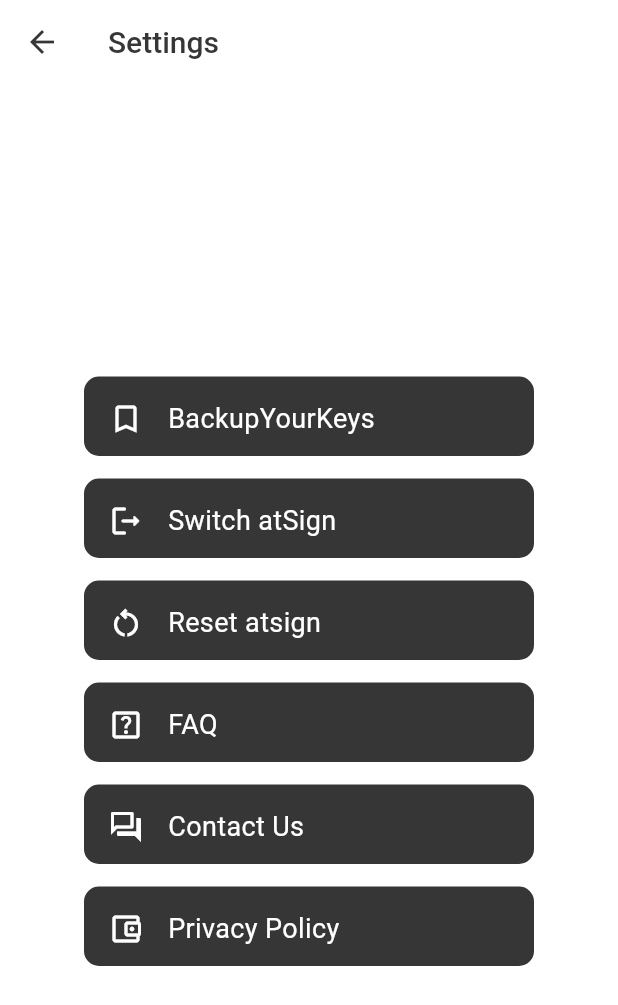
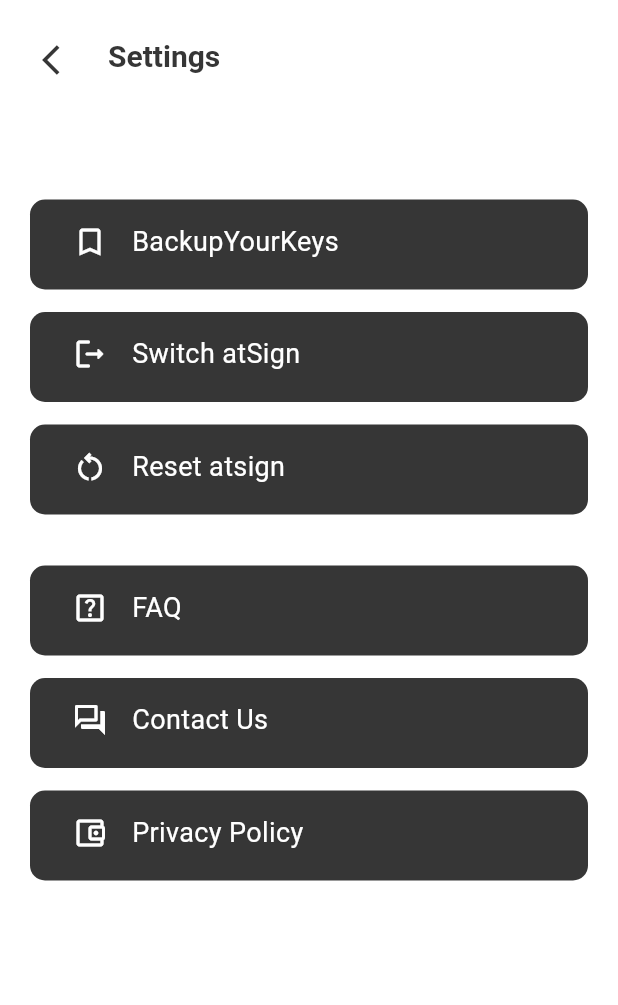
Before and after one commit to atsign-foundation/at_data_browser, a Flutter app: the SettingsScreen screen opened by its route, on a phone screen of 412 x 824 dp. Shown: the top 1005 px of the screen. Run offline on Flutter 3.47's test engine with Material 2 defaults, Android fonts, the phone set to English and light mode, and no system bars; our stand-ins replace flutter_riverpod, recase, shared_preferences; missing offline and left inert: at_app_flutter, at_backupkey_flutter, at_client_mobile, at_common_flutter, at_contact, at_contacts_flutter and 2 more; accounts and stored records are empty; generated files the repository leaves out were written again.

Commit message:
ui: update setting screen and settings_button component

```diff
--- a/lib/screens/settings_screen.dart
+++ b/lib/screens/settings_screen.dart
@@ -13,22 +13,37 @@ import '../widgets/switch_atsign.dart';
 class SettingsScreen extends StatelessWidget {
   const SettingsScreen({Key? key}) : super(key: key);
   static String route = 'settingsScreen';
+  final appPadding = 20.0;
 
   @override
   Widget build(BuildContext context) {
     final strings = AppLocalizations.of(context)!;
     return Scaffold(
       appBar: AppBar(
+        toolbarHeight: 74,
+        leading: Padding(
+          padding: EdgeInsets.all(appPadding),
+          child: IconButton(
+            icon: const Icon(Icons.arrow_back_ios),
+            onPressed: () {
+              Navigator.pop(context);
+            },
+          ),
+        ),
         iconTheme: Theme.of(context).iconTheme.copyWith(color: kBrowserColor),
-        titleTextStyle: Theme.of(context).textTheme.titleLarge!.copyWith(color: kBrowserColor),
-        title: Text(
+        titleTextStyle: Theme.of(context).textTheme.titleLarge!.copyWith(color: kBrowserColor, fontWeight: FontWeight.w600),
+        title: Padding(
+          padding: EdgeInsets.symmetric(vertical: appPadding),
+          child: Text(
             strings.settings,
           ),
         ),
+      ),
       body: SafeArea(
-          child: Center(
+          child: Container(
+        padding: const EdgeInsets.symmetric(horizontal: 20),
             child: Column(
-          mainAxisAlignment: MainAxisAlignment.center,
+            mainAxisAlignment: MainAxisAlignment.start,
             crossAxisAlignment: CrossAxisAlignment.center,
             children: [
               // Text(
@@ -50,7 +65,7 @@ class SettingsScreen extends StatelessWidget {
               //   },
               // ),
               const SizedBox(
-              height: 15,
+                height: 59,
               ),
               SettingsButton(
                 icon: Icons.bookmark_outline,
@@ -75,7 +90,7 @@ class SettingsScreen extends StatelessWidget {
               ),
               const ResetAppButton(),
               const SizedBox(
-              height: 15,
+                height: 34,
               ),
               SettingsButton(
                 icon: Icons.help_center_outlined,
--- a/lib/widgets/settings_button.dart
+++ b/lib/widgets/settings_button.dart
@@ -16,9 +16,11 @@ class SettingsButton extends StatelessWidget {
   @override
   Widget build(BuildContext context) {
     return Container(
-      width: 300,
-      height: 53,
+      width: double.infinity,
+      height: 60,
       decoration: BoxDecoration(color: kBrowserColor, borderRadius: BorderRadius.circular(10)),
+      child: Padding(
+        padding: const EdgeInsets.symmetric(horizontal: 12),
         child: ListTile(
           leading: Icon(
             icon,
@@ -31,6 +33,7 @@ class SettingsButton extends StatelessWidget {
           onTap: onTap,
           shape: RoundedRectangleBorder(borderRadius: BorderRadius.circular(10)),
         ),
+      ),
     );
   }
 }
```
Also changed, not shown: 1 other file. Lines whose indentation alone changed are shown as unchanged.
